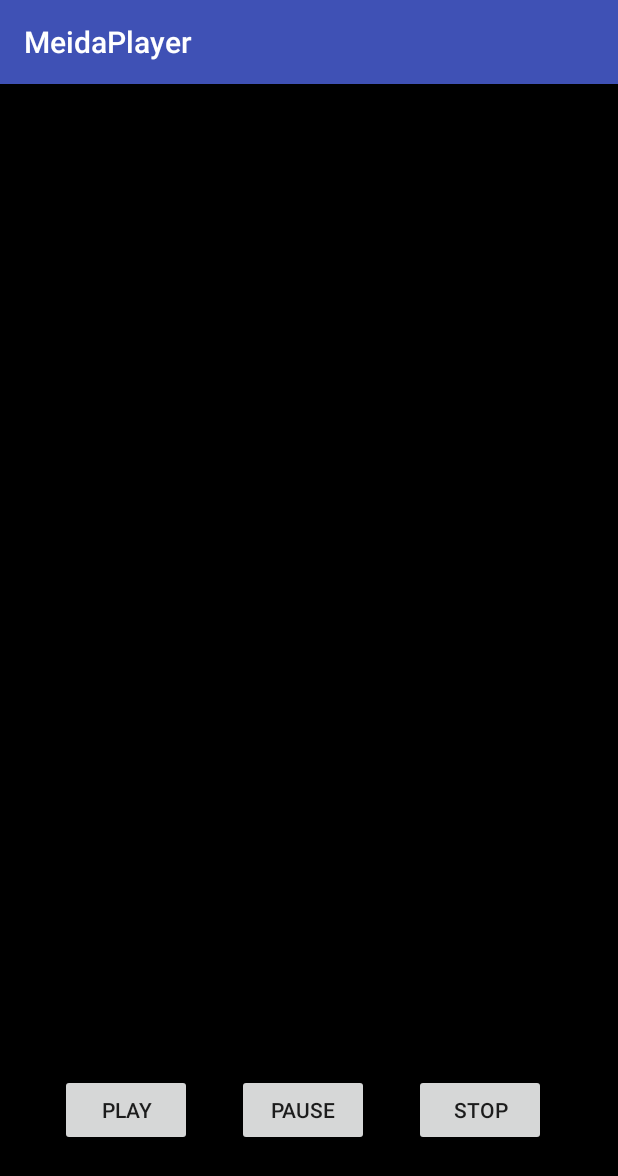
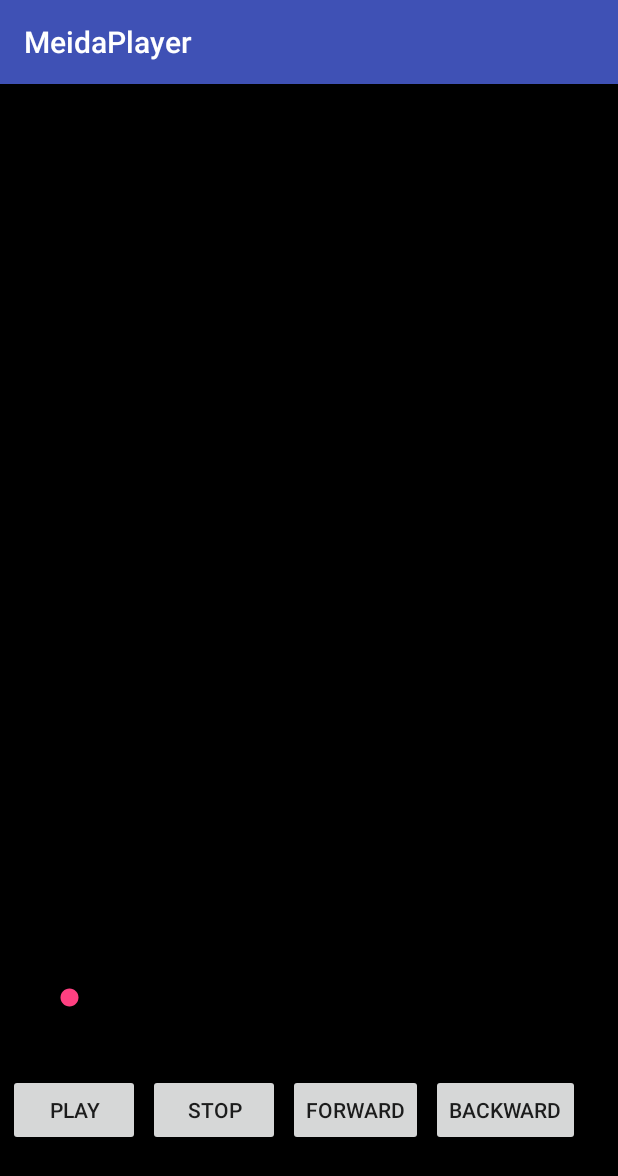
Before and after one commit to Yoomochi-93/MusicPlayer, an Android app: the screen it shows after launch (MainActivity), on a phone screen of 412 x 824 dp. Shown: the top 1176 px of the screen. Run offline under Robolectric (Android 15) with nearby library versions, the light colour scheme and no system bars; 2 statements that could not run were skipped.

Commit message:
[Music Plyer] Music player function using service
1. Create music control notifications when playing music
2. play, pause, stop function add
3. issue-1 : Bug that ends when music is finished playing

Change-Id: If0dd393e10cb2ae0b3c1501676085068cce6024e

```diff
--- a/app/src/main/java/com/example/jhw_n_491/meidaplayer/MainActivity.java
+++ b/app/src/main/java/com/example/jhw_n_491/meidaplayer/MainActivity.java
@@ -1,9 +1,14 @@
 package com.example.jhw_n_491.meidaplayer;
 
+import android.app.PendingIntent;
+import android.content.Intent;
 import android.support.v7.app.AppCompatActivity;
 import android.os.Bundle;
+import android.view.View;
 import android.widget.Button;
 import android.widget.ImageView;
+import android.widget.SeekBar;
+import android.widget.Toast;
 
 import com.bumptech.glide.Glide;
 import com.bumptech.glide.request.target.GlideDrawableImageViewTarget;
@@ -11,7 +16,14 @@ import com.bumptech.glide.request.target.GlideDrawableImageViewTarget;
 public class MainActivity extends AppCompatActivity {
 
     ImageView cImage;
-    Button btn_play, btn_pause, btn_stop;
+    Button btn_play, btn_stop;
+    SeekBar seekbar_playtime;
+
+    final String PLAY_BUTTON = "FOREGROUND_PLAY";
+    final String STOP_BUTTON = "FOREGROUND_STOP";
+
+    Intent play_intent, stop_intent;
+    PendingIntent play_pending, stop_pending;
 
     @Override
     protected void onCreate(Bundle savedInstanceState) {
@@ -22,13 +34,49 @@ public class MainActivity extends AppCompatActivity {
 
         GlideDrawableImageViewTarget gifImage = new GlideDrawableImageViewTarget(cImage);
         Glide.with(this).load(R.drawable.backgrounds).into(gifImage);
+
     }
 
     void initUiComponents()
     {
+        BtnOnClickListener onClickListener = new BtnOnClickListener();
         cImage = (ImageView)findViewById(R.id.gif_image);
         btn_play = (Button) findViewById(R.id.btn_play);
-        btn_pause = (Button) findViewById(R.id.btn_pause);
-        btn_pause = (Button) findViewById(R.id.btn_stop);
+        btn_play.setOnClickListener(onClickListener);
+        btn_stop = (Button) findViewById(R.id.btn_stop);
+        btn_stop.setOnClickListener(onClickListener);
+        seekbar_playtime = (SeekBar) findViewById(R.id.seekbar_paytime);
+
+        play_intent = new Intent(PLAY_BUTTON);
+        stop_intent = new Intent(STOP_BUTTON);
+
+        play_pending = PendingIntent.getService(getApplicationContext(), 0, play_intent, 0);
+        stop_pending = PendingIntent.getService(getApplicationContext(), 0 , stop_intent, 0);
+
+    }
+
+
+    class BtnOnClickListener implements Button.OnClickListener{
+
+        @Override
+        public void onClick(View v) {
+            switch(v.getId())
+            {
+                case R.id.btn_play:
+                    try {
+                        play_pending.send(getApplicationContext(), 1, play_intent);
+                    } catch (PendingIntent.CanceledException e) {
+                        e.printStackTrace();
+                    }
+                    break;
+                case R.id.btn_stop:
+                    try {
+                        stop_pending.send(getApplicationContext(),2,stop_intent);
+                    } catch (PendingIntent.CanceledException e) {
+                        e.printStackTrace();
+                    }
+                    break;
+            }
+        }
     }
 }
--- a/app/src/main/res/layout/activity_main.xml
+++ b/app/src/main/res/layout/activity_main.xml
@@ -10,46 +10,70 @@
 
     <LinearLayout
         android:layout_width="match_parent"
-        android:layout_height="match_parent">
-
+        android:layout_height="match_parent"
+        android:orientation="vertical">
 
         <ImageView
             android:id="@+id/gif_image"
-            android:layout_width="wrap_content"
-            android:layout_height="match_parent"
-            app:layout_constraintStart_toStartOf="parent" />
-
+            android:layout_width="match_parent"
+            android:layout_height="match_parent" />
     </LinearLayout>
 
     <LinearLayout
-        android:layout_width="match_parent"
+        android:layout_width="wrap_content"
+        android:layout_height="fill_parent"
+        android:orientation="vertical"
+        android:gravity="bottom">
+
+        <SeekBar
+            android:id="@+id/seekbar_paytime"
+            android:layout_width="320dp"
+            android:layout_height="wrap_content"
+            android:layout_marginLeft="30dp"
+            android:layout_marginBottom="150dp"/>
+    </LinearLayout>
+    <LinearLayout
+        android:layout_width="wrap_content"
         android:layout_height="match_parent"
-        android:gravity="bottom"
-        android:orientation="horizontal">
+        android:orientation="horizontal"
+        android:gravity="center">
 
         <Button
             android:id="@+id/btn_play"
             android:layout_width="wrap_content"
             android:layout_height="wrap_content"
-            android:layout_marginLeft="40dp"
+            android:layout_gravity="bottom"
+            android:layout_marginLeft="5dp"
             android:layout_marginBottom="30dp"
-            android:text="play"/>
-
-        <Button
-            android:id="@+id/btn_pause"
-            android:layout_width="wrap_content"
-            android:layout_height="wrap_content"
-            android:layout_marginLeft="30dp"
-            android:layout_marginBottom="30dp"
-            android:text="pause" />
+            android:text="play" />
 
         <Button
             android:id="@+id/btn_stop"
-            android:layout_width="wrap_content"
+            android:layout_width="match_parent"
             android:layout_height="wrap_content"
-            android:layout_marginLeft="30dp"
+            android:layout_gravity="bottom"
+            android:layout_marginLeft="5dp"
             android:layout_marginBottom="30dp"
             android:text="stop" />
 
+        <Button
+            android:id="@+id/btn_forward"
+            android:layout_width="match_parent"
+            android:layout_height="wrap_content"
+            android:layout_gravity="bottom"
+            android:layout_marginLeft="5dp"
+            android:layout_marginBottom="30dp"
+            android:text="forward"/>
+
+        <Button
+            android:id="@+id/btn_backward"
+            android:layout_width="match_parent"
+            android:layout_height="wrap_content"
+            android:layout_gravity="bottom"
+            android:layout_marginLeft="5dp"
+            android:layout_marginBottom="30dp"
+            android:text="backward"/>
+
     </LinearLayout>
+
 </android.support.constraint.ConstraintLayout>
```
Also changed, not shown: app/src/main/AndroidManifest.xml (+17 -0 lines), app/src/main/java/com/example/jhw_n_491/meidaplayer/MusicNotification.java (added, +73 -0 lines), app/src/main/java/com/example/jhw_n_491/meidaplayer/MusicService.java (added, +146 -0 lines).
